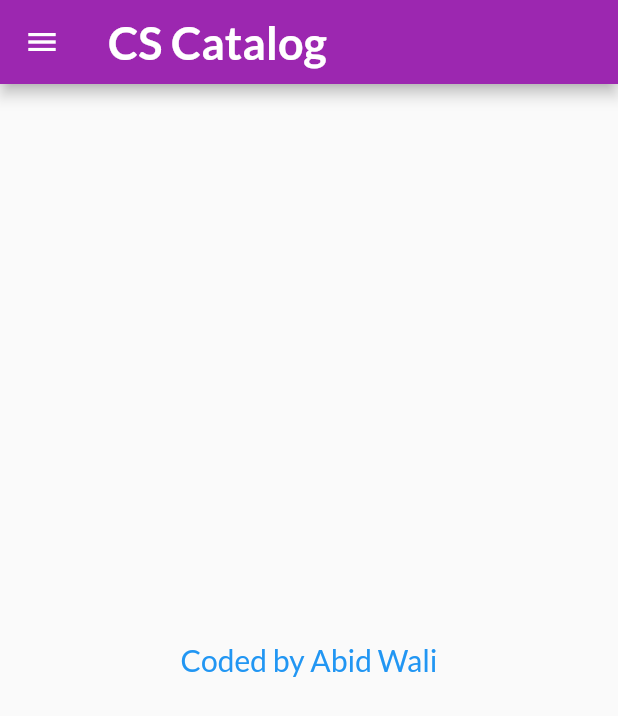
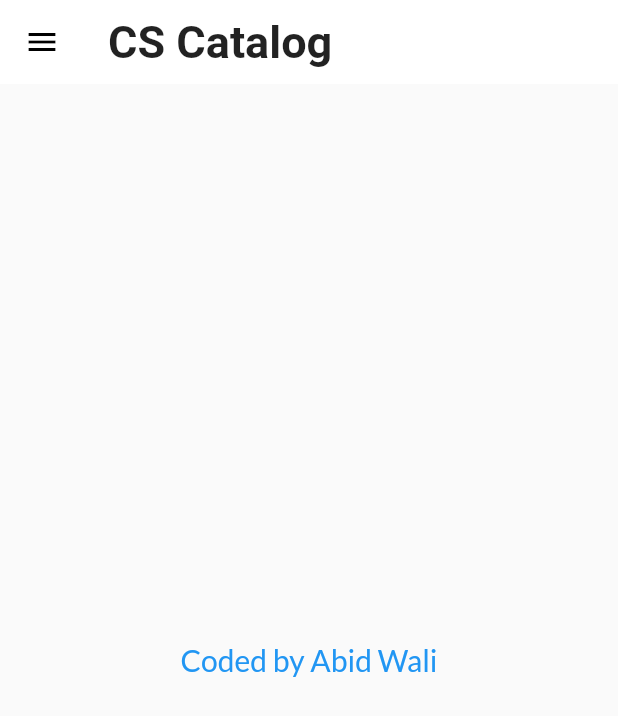
Before and after one commit to abidwali/FLUTTER_APPLICATION_1, a Flutter app: the screen it shows after launch, on a phone screen of 412 x 824 dp. Shown: the top 716 px of the screen. Run offline on Flutter 3.47's test engine with Material 2 defaults, Android fonts, the phone set to English and light mode, and no system bars; our stand-ins replace google_fonts.

Commit message:
Theme Extracted

```diff
--- a/lib/main.dart
+++ b/lib/main.dart
@@ -2,7 +2,7 @@ import 'package:flutter/material.dart';
 import 'package:flutter_application_1/Pages/home_page.dart';
 import 'package:flutter_application_1/Pages/login_page.dart';
 import 'package:flutter_application_1/utlis/routes.dart';
-import 'package:google_fonts/google_fonts.dart';
+import 'package:flutter_application_1/widgets/themes.dart';
 
 void main() {
   runApp(MyApp());
@@ -14,13 +14,8 @@ class MyApp extends StatelessWidget {
     return MaterialApp(
       debugShowCheckedModeBanner: false,
       themeMode: ThemeMode.light,
-      theme: ThemeData(
-        primarySwatch: Colors.purple,
-        fontFamily: GoogleFonts.lato().fontFamily,
-      ),
-      darkTheme: ThemeData(
-        brightness: Brightness.dark,
-      ),
+      theme: MyTheme.lightTheme(context),
+      darkTheme: MyTheme.darkTheme(context),
       initialRoute: MyRoutes.homeRoute,
       routes: {
         "/": (context) => HomePage(),
--- /dev/null
+++ b/lib/widgets/themes.dart
@@ -0,0 +1,18 @@
+import 'package:flutter/material.dart';
+import 'package:google_fonts/google_fonts.dart';
+
+class MyTheme {
+  static ThemeData lightTheme(BuildContext context) => ThemeData(
+        primarySwatch: Colors.purple,
+        fontFamily: GoogleFonts.lato().fontFamily,
+        appBarTheme: AppBarTheme(
+          color: Colors.white,
+          elevation: 0.0,
+          iconTheme: IconThemeData(color: Colors.black),
+          textTheme: Theme.of(context).textTheme,
+        ),
+      );
+  static ThemeData darkTheme(BuildContext context) => ThemeData(
+        brightness: Brightness.dark,
+      );
+}
```
